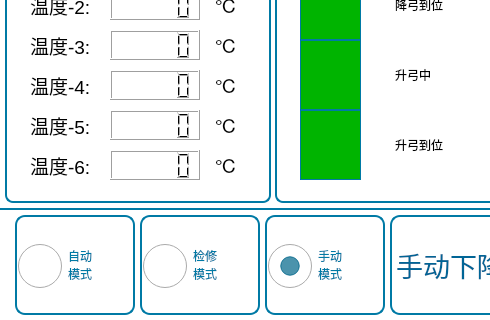
Micheal1022/HostAppProject, file PantographCtrl/mainwindow.ui: the form before one commit; both pictures show x 0 to 490 and y 280 to 600 of the 1024 by 600 pixel window.
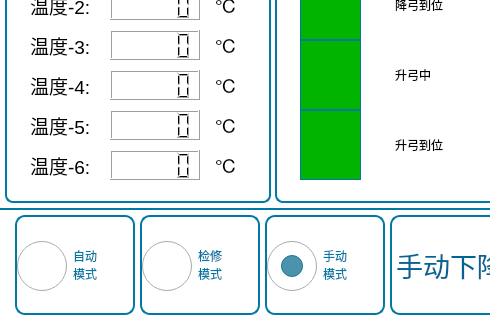
The form after the commit. Icons and pictures are not drawn.

Diff of the .ui file:
```diff
--- a/PantographCtrl/mainwindow.ui
+++ b/PantographCtrl/mainwindow.ui
@@ -55,7 +55,7 @@
 QRadioButton::indicator{
 width:45px;
 height:45px;
-margin-left:0px;
+margin-left:5px;
 }
 QRadioButton::indicator::unchecked {
 image: url(:/Image/disenable.png);
```
